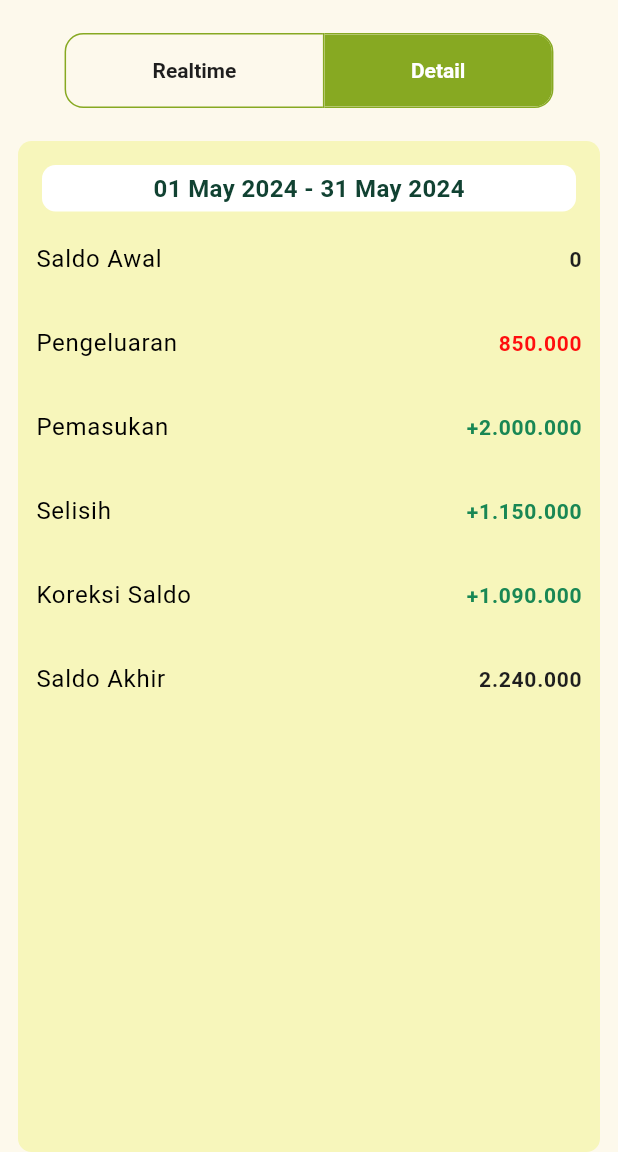
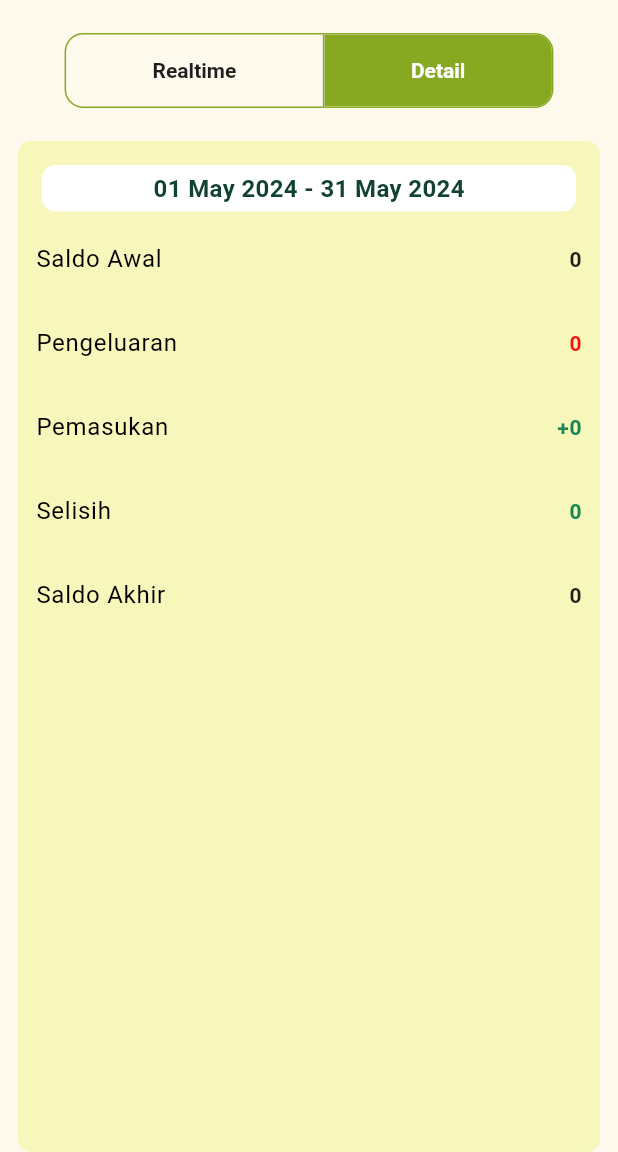
Before and after one commit to justucok/passion_shoot, a Flutter app: the RecapContent screen opened directly, after a tap on "Detail", on a phone screen of 412 x 824 dp, the part 84-1236 px from its top. Run offline on Flutter 3.47's test engine with Material 3 defaults, Android fonts, the phone set to English and light mode, and no system bars; our stand-ins replace flutter_speed_dial, pie_chart, table_calendar; network calls fail; Roboto replaces fonts that are missing (inter).

Commit message:
detail recap

```diff
--- a/lib/features/widget/recap/detail_list.dart
+++ b/lib/features/widget/recap/detail_list.dart
@@ -1,17 +1,45 @@
-import 'package:flutter/cupertino.dart';
 import 'package:flutter/material.dart';
-import 'package:flutter/widgets.dart';
 import 'package:proj_passion_shoot/config/theme/app_theme.dart';
+import 'package:proj_passion_shoot/features/data/model/transaction/get_transaction.dart';
 
 class DetailList extends StatelessWidget {
+  final List<TransactionData> transactions;
+
   const DetailList({
     super.key,
+    required this.transactions,
   });
+
+  String formatNumber(String number) {
+    if (number.isEmpty) return '0';
+    String result = '';
+    int count = 0;
+    for (int i = number.length - 1; i >= 0; i--) {
+      result = number[i] + result;
+      count++;
+      if (count % 3 == 0 && i != 0) {
+        result = '.$result';
+      }
+    }
+    return result;
+  }
 
   @override
   Widget build(BuildContext context) {
-    // double screenWidth = MediaQuery.of(context).size.width;
-    // double contentWidth = screenWidth * 0.9; // 90% dari lebar layar
+    double totalIncome = 0;
+    double totalExpenses = 0;
+
+    for (var transaction in transactions) {
+      double amount = double.tryParse(transaction.camount) ?? 0;
+      if (transaction.ctypeid == '1') {
+        totalIncome += amount;
+      } else if (transaction.ctypeid == '2') {
+        totalExpenses += amount;
+      }
+    }
+
+    double balance = totalIncome - totalExpenses;
+
     return Expanded(
       child: Container(
         decoration: BoxDecoration(
@@ -47,7 +75,7 @@ class DetailList extends StatelessWidget {
                     fontWeight: FontWeight.normal, color: Colors.black),
               ),
               trailing: Text(
-                '0',
+                '0', // Assuming starting balance is zero
                 style: primaryTextStyle.copyWith(fontSize: 14),
               ),
             ),
@@ -59,7 +87,7 @@ class DetailList extends StatelessWidget {
                     fontWeight: FontWeight.normal, color: Colors.black),
               ),
               trailing: Text(
-                '850.000',
+                formatNumber(totalExpenses.toStringAsFixed(0)),
                 style:
                     primaryTextStyle.copyWith(fontSize: 14, color: dangerColor),
               ),
@@ -72,7 +100,7 @@ class DetailList extends StatelessWidget {
                     fontWeight: FontWeight.normal, color: Colors.black),
               ),
               trailing: Text(
-                '+2.000.000',
+                '+${formatNumber(totalIncome.toStringAsFixed(0))}',
                 style:
                     primaryTextStyle.copyWith(fontSize: 14, color: succesColor),
               ),
@@ -85,20 +113,7 @@ class DetailList extends StatelessWidget {
                     fontWeight: FontWeight.normal, color: Colors.black),
               ),
               trailing: Text(
-                '+1.150.000',
-                style:
-                    primaryTextStyle.copyWith(fontSize: 14, color: succesColor),
-              ),
-            ),
-            ListTile(
-              contentPadding: const EdgeInsets.all(0),
-              title: Text(
-                'Koreksi Saldo',
-                style: primaryTextStyle.copyWith(
-                    fontWeight: FontWeight.normal, color: Colors.black),
-              ),
-              trailing: Text(
-                '+1.090.000',
+                formatNumber(balance.toStringAsFixed(0)),
                 style:
                     primaryTextStyle.copyWith(fontSize: 14, color: succesColor),
               ),
@@ -111,7 +126,7 @@ class DetailList extends StatelessWidget {
                     fontWeight: FontWeight.normal, color: Colors.black),
               ),
               trailing: Text(
-                '2.240.000',
+                formatNumber(balance.toStringAsFixed(0)),
                 style: primaryTextStyle.copyWith(fontSize: 14),
               ),
             ),
--- a/lib/features/widget/recap/recap.dart
+++ b/lib/features/widget/recap/recap.dart
@@ -1,6 +1,7 @@
 import 'package:flutter/material.dart';
 import 'package:proj_passion_shoot/config/theme/app_theme.dart';
 import 'package:proj_passion_shoot/features/data/datasource/remote_datasouce/api_service.dart';
+import 'package:proj_passion_shoot/features/data/model/transaction/get_transaction.dart';
 import 'package:proj_passion_shoot/features/widget/custom_appbar.dart';
 import 'package:proj_passion_shoot/features/widget/recap/detail_list.dart';
 import 'package:proj_passion_shoot/features/widget/recap/graph.dart';
@@ -18,12 +19,13 @@ class _RecapContentState extends State<RecapContent> {
   Service serviceAPI = Service();
   List<bool> isSelected = [true, false];
   Map<String, double> dataMap = {'Income': 0, 'Expenses': 0, 'Balance': 0};
+  List<TransactionData> transactions = [];
   bool isLoading = true;
 
   final colorList = <Color>[
-    incomeColor,
-    expansesColor,
-    balanceColor,
+    succesColor,
+    primaryColor,
+    dangerColor,
   ];
 
   @override
@@ -34,11 +36,11 @@ class _RecapContentState extends State<RecapContent> {
 
   Future<void> fetchTransactions() async {
     try {
-      final transactions = await serviceAPI.getallTransaction();
+      final fetchedTransactions = await serviceAPI.getallTransaction();
       double income = 0;
       double expenses = 0;
 
-      for (var transaction in transactions) {
+      for (var transaction in fetchedTransactions) {
         double amount = double.tryParse(transaction.camount) ?? 0;
 
         if (transaction.ctypeid == '1') {
@@ -52,6 +54,7 @@ class _RecapContentState extends State<RecapContent> {
       double balance = income - expenses;
 
       setState(() {
+        transactions = fetchedTransactions;
         dataMap = {
           'Income': (total != 0) ? (income / total) * 100 : 0,
           'Expenses': (total != 0) ? (expenses / total) * 100 : 0,
@@ -124,7 +127,7 @@ class _RecapContentState extends State<RecapContent> {
                 // end toggle button
                 isSelected[0]
                     ? Graph(dataMap: dataMap, colorList: colorList)
-                    : const DetailList(),
+                    : DetailList(transactions: transactions),
               ],
             ),
     );
```
